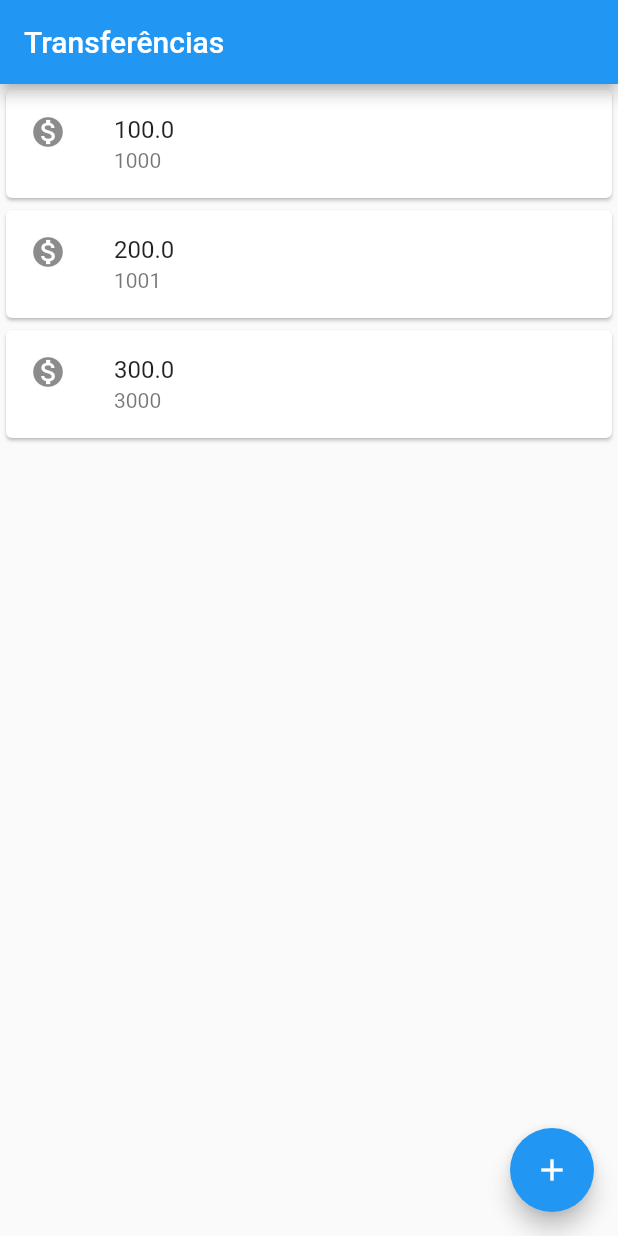
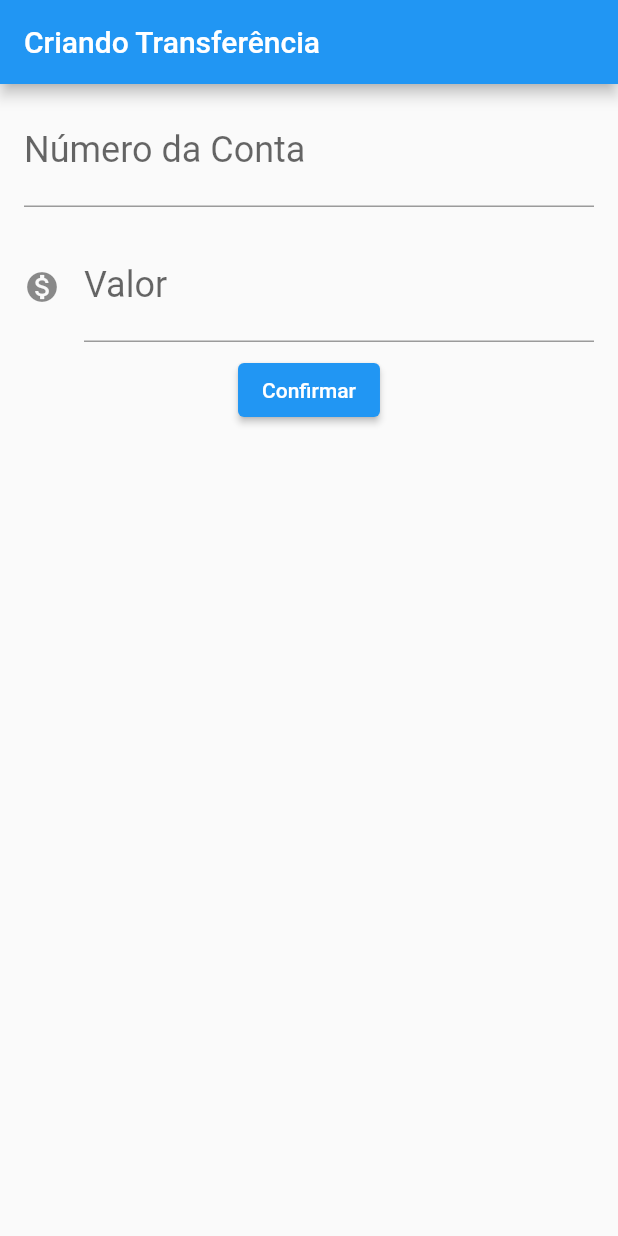
Before and after one commit to NandoFilter/Alura-Courses, a Flutter app: the screen it shows after launch, on a phone screen of 412 x 824 dp. Run offline on Flutter 3.47's test engine with Material 2 defaults, Android fonts, the phone set to English and light mode, and no system bars.

Commit message:
Update main.dart

```diff
--- a/Courses/Flutter/bytebank/lib/main.dart
+++ b/Courses/Flutter/bytebank/lib/main.dart
@@ -1,35 +1,79 @@
 import 'package:flutter/material.dart';
 
-void main() => runApp(
-      MaterialApp(
+void main() => runApp(BytebankApp());
+
+class BytebankApp extends StatelessWidget {
+  @override
+  Widget build(BuildContext context) {
+    return MaterialApp(
       home: Scaffold(
-          body: ListaTransferencias(),
+        body: FormularioTransferencia(),
+      ),
+    );
+  }
+}
+
+class FormularioTransferencia extends StatelessWidget {
+  @override
+  Widget build(BuildContext context) {
+    return Scaffold(
       appBar: AppBar(
-            title: Text('Transferências'),
+          title: Text('Criando Transferência'),
       ),
-          floatingActionButton: FloatingActionButton(
-            onPressed: () {},
-            child: Icon(Icons.add),
+      body: Column(
+        children: <Widget>[
+          const Padding(
+            padding: EdgeInsets.fromLTRB(16.0, 8.0, 16.0, 8.0),
+            child: TextField(
+              style: TextStyle(fontSize: 24.0),
+              decoration: InputDecoration(
+                  labelText: 'Número da Conta',
+                  hintText: '0000'
+              ),
+              keyboardType: TextInputType.number,
             ),
           ),
+          const Padding(
+            padding: EdgeInsets.fromLTRB(16.0, 8.0, 16.0, 8.0),
+            child: TextField(
+              style: TextStyle(fontSize: 24.0),
+              decoration: InputDecoration(
+                  icon: Icon(Icons.monetization_on),
+                  labelText: 'Valor',
+                  hintText: '0.00'
+              ),
+              keyboardType: TextInputType.number,
+            ),
+          ),
+          ElevatedButton(onPressed: () {}, child: Text('Confirmar'))
+        ],
       ),
     );
+  }
+}
 
 class ListaTransferencias extends StatelessWidget {
   @override
   Widget build(BuildContext context) {
-    return Column(
+    return Scaffold(
+        appBar: AppBar(
+          title: Text('Transferências'),
+        ),
+        body: Column(
           children: <Widget>[
             ItemTransferencia(Transferencia(100.0, 1000)),
             ItemTransferencia(Transferencia(200.0, 1001)),
             ItemTransferencia(Transferencia(300.0, 3000)),
           ],
-    );
+        ),
+        floatingActionButton: FloatingActionButton(
+          onPressed: () {},
+          child: Icon(Icons.add),
+        ));
   }
 }
 
 class ItemTransferencia extends StatelessWidget {
-
   final Transferencia _transferencia;
 
   ItemTransferencia(this._transferencia);
```
Lines whose indentation alone changed are shown as unchanged.
